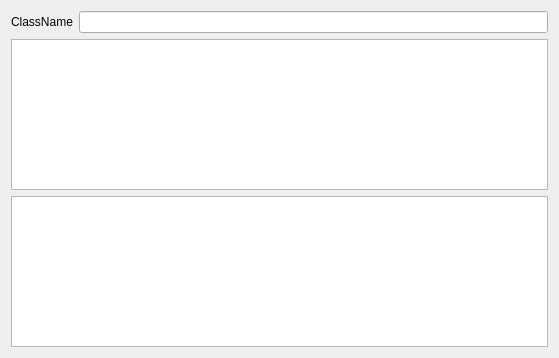
The window that GeneradorBaseDatos/daomanager.ui (PaulMaxAvalosAguilar/QTSQLGenerator) describes before a commit, drawn with Qt 5.
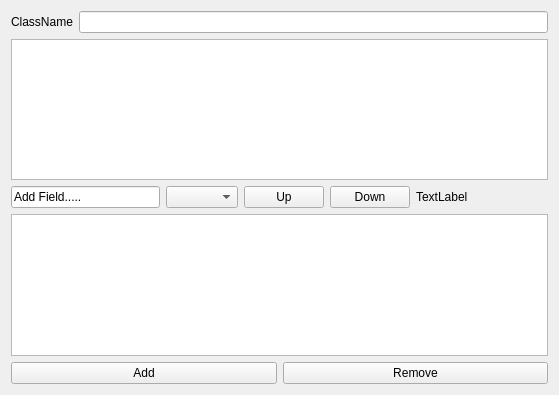
The same window after the commit.

What changed in the file:
```diff
--- a/GeneradorBaseDatos/daomanager.ui
+++ b/GeneradorBaseDatos/daomanager.ui
@@ -7,7 +7,7 @@
     <x>0</x>
     <y>0</y>
     <width>559</width>
-    <height>358</height>
+    <height>395</height>
    </rect>
   </property>
   <property name="windowTitle">
@@ -31,9 +31,99 @@
    <item>
     <widget class="QTextBrowser" name="headerBrowser"/>
    </item>
+   <item>
+    <layout class="QHBoxLayout" name="horizontalLayout_2">
+     <property name="spacing">
+      <number>6</number>
+     </property>
+     <property name="bottomMargin">
+      <number>0</number>
+     </property>
+     <item>
+      <widget class="QLineEdit" name="fieldlineEdit">
+       <property name="focusPolicy">
+        <enum>Qt::WheelFocus</enum>
+       </property>
+       <property name="text">
+        <string>Add Field.....</string>
+       </property>
+      </widget>
+     </item>
+     <item>
+      <widget class="QComboBox" name="comboBox"/>
+     </item>
+     <item>
+      <widget class="QPushButton" name="downButton">
+       <property name="text">
+        <string>Up</string>
+       </property>
+      </widget>
+     </item>
+     <item>
+      <widget class="QPushButton" name="upButton">
+       <property name="text">
+        <string>Down</string>
+       </property>
+       <property name="autoDefault">
+        <bool>false</bool>
+       </property>
+       <property name="default">
+        <bool>false</bool>
+       </property>
+       <property name="flat">
+        <bool>false</bool>
+       </property>
+      </widget>
+     </item>
+     <item>
+      <widget class="QLabel" name="currentfieldlabel">
+       <property name="text">
+        <string>TextLabel</string>
+       </property>
+      </widget>
+     </item>
+     <item>
+      <spacer name="horizontalSpacer">
+       <property name="orientation">
+        <enum>Qt::Horizontal</enum>
+       </property>
+       <property name="sizeType">
+        <enum>QSizePolicy::Fixed</enum>
+       </property>
+       <property name="sizeHint" stdset="0">
+        <size>
+         <width>80</width>
+         <height>20</height>
+        </size>
+       </property>
+      </spacer>
+     </item>
+    </layout>
+   </item>
    <item>
     <widget class="QTextBrowser" name="cppBrowser"/>
    </item>
+   <item>
+    <layout class="QHBoxLayout" name="horizontalLayout_3">
+     <property name="bottomMargin">
+      <number>0</number>
+     </property>
+     <item>
+      <widget class="QPushButton" name="addFieldButton">
+       <property name="text">
+        <string>Add</string>
+       </property>
+      </widget>
+     </item>
+     <item>
+      <widget class="QPushButton" name="pushButton_3">
+       <property name="text">
+        <string>Remove</string>
+       </property>
+      </widget>
+     </item>
+    </layout>
+   </item>
   </layout>
  </widget>
  <resources/>
```
